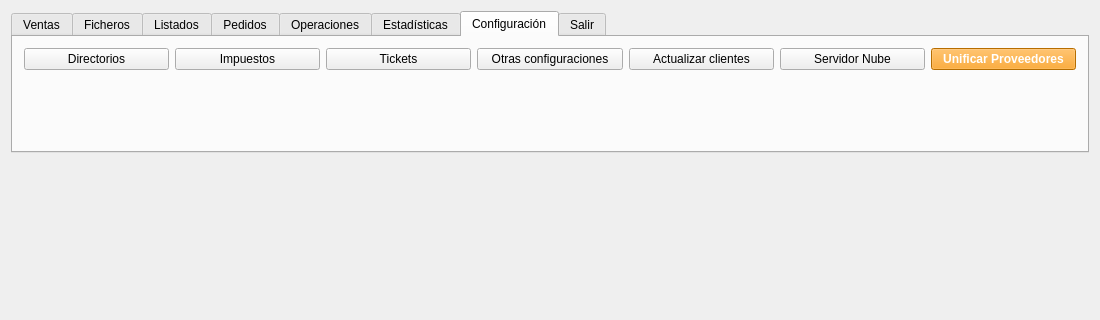
First picture: the form in tienda.ui, repository Ladis72/tienda, before the edit; both pictures show x 0 to 1100 and y 0 to 320 of the 1100 by 754 pixel window.
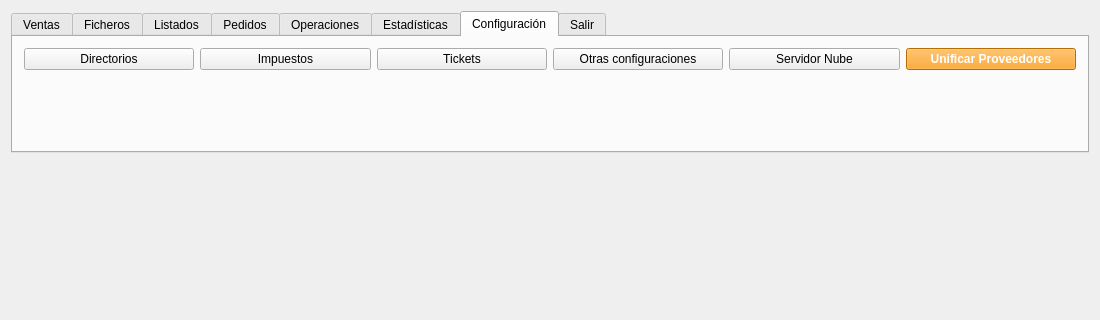
Second picture: the form after the edit. The open tabs and pages were chosen to show the change. Icons and pictures are not drawn.

```diff
--- a/tienda.ui
+++ b/tienda.ui
@@ -438,13 +438,7 @@
           </property>
          </widget>
         </item>
-        <item row="0" column="4">
-         <widget class="QPushButton" name="pushButtonActualizarClientes">
-          <property name="text">
-           <string>Actualizar clientes</string>
-          </property>
-         </widget>
-        </item>
+
         <item row="0" column="1">
          <widget class="QPushButton" name="pushButtonImpuestos">
           <property name="text">
```
